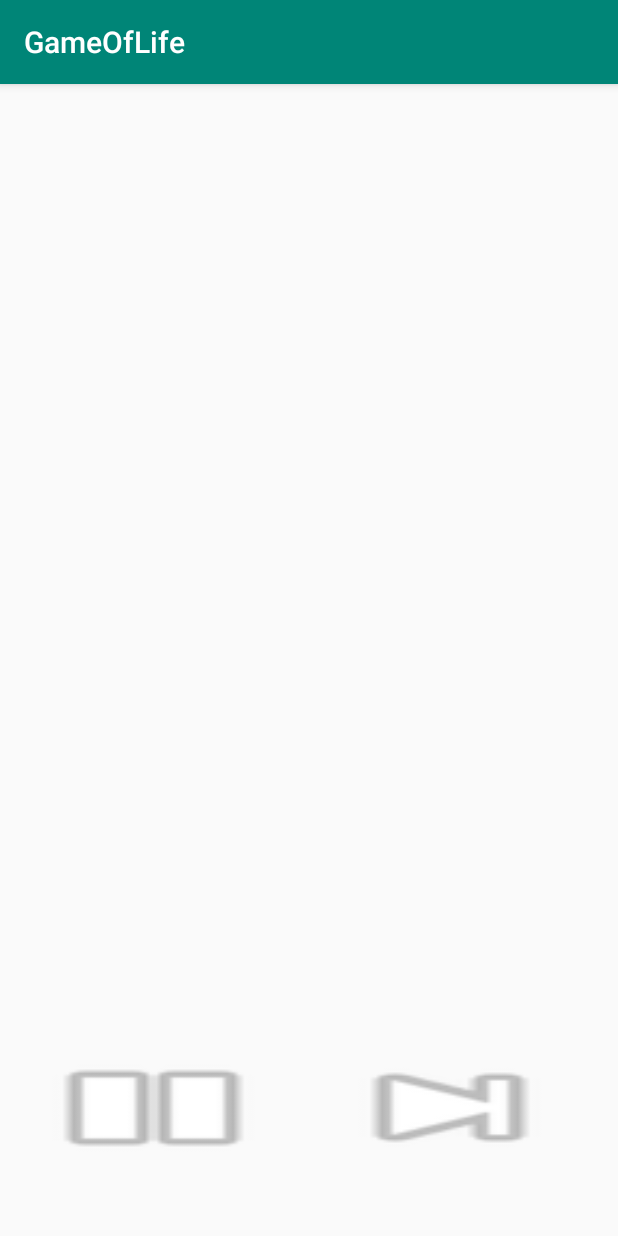
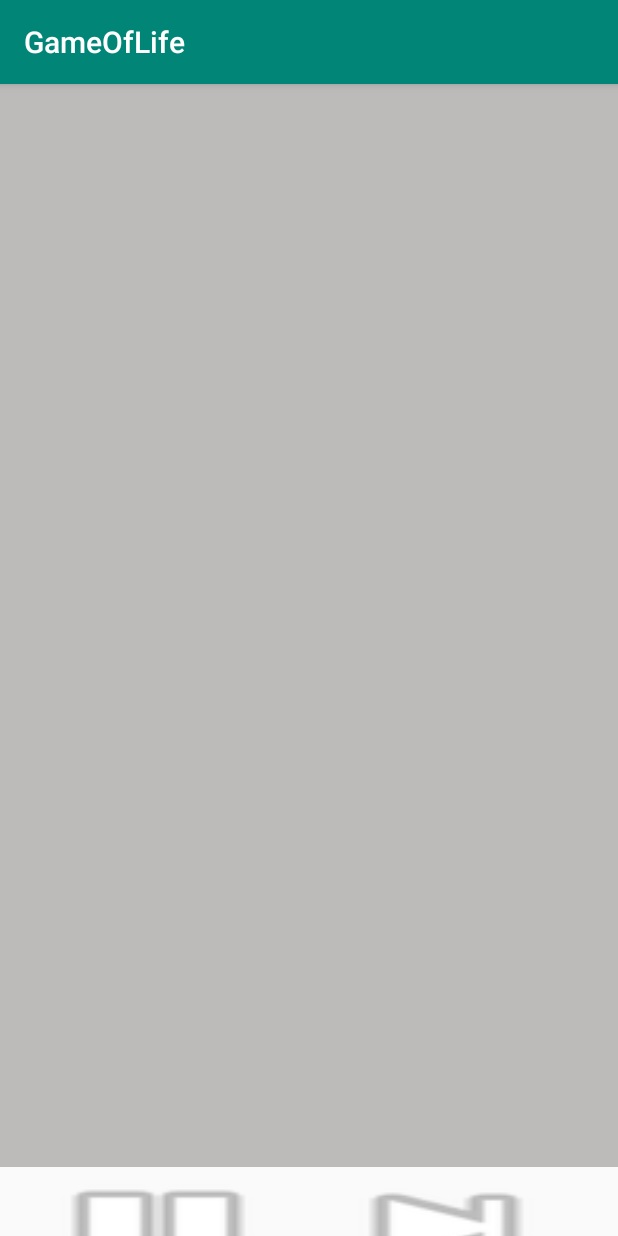
Before and after one commit to sejudav20/GameLivesGameOfLife, an Android app: the screen it shows after launch (MainActivity), on a phone screen of 412 x 824 dp. Run offline under Robolectric (Android 15) with nearby library versions, the phone set to English and light mode, and no system bars.

Commit message:
Basic game play does not work

```diff
--- a/GameOfLife/app/build.gradle
+++ b/GameOfLife/app/build.gradle
@@ -22,7 +22,7 @@ android {
 dependencies {
     implementation fileTree(dir: 'libs', include: ['*.jar'])
     implementation 'androidx.appcompat:appcompat:1.0.0-beta01'
-    implementation 'androidx.constraintlayout:constraintlayout:1.1.2'
+    implementation 'androidx.constraintlayout:constraintlayout:1.1.3'
     testImplementation 'junit:junit:4.12'
     androidTestImplementation 'androidx.test:runner:1.1.0-alpha4'
     androidTestImplementation 'androidx.test.espresso:espresso-core:3.1.0-alpha4'
--- a/GameOfLife/app/src/main/java/com/example/gameoflife/RecyclerViewAdapter.java
+++ b/GameOfLife/app/src/main/java/com/example/gameoflife/RecyclerViewAdapter.java
@@ -16,7 +16,7 @@ public class RecyclerViewAdapter extends RecyclerView.Adapter<RecyclerViewAdapte
 
     private boolean[][] data;
     private LinearLayout layout;
-    private ArrayList<Button> bl = new ArrayList<>();
+
 
     public RecyclerViewAdapter(boolean[][] data) {
         this.data = data;
@@ -27,25 +27,15 @@ public class RecyclerViewAdapter extends RecyclerView.Adapter<RecyclerViewAdapte
     @Override
     public ViewHolda onCreateViewHolder(@NonNull ViewGroup parent, int viewType) {
         layout = new LinearLayout(parent.getContext());
-        for (int i = 0; i < data[0].length; i++) {
-            Button bo = new Button(layout.getContext());
-            bo.setBackground(layout.getContext().getDrawable(R.color.gray));
-
-            bo.setLayoutParams(new LinearLayout.LayoutParams(layout.getWidth() / data[0].length, ViewGroup.LayoutParams.MATCH_PARENT));
-            bo.setPadding(0, 0, 0, 0);
-            bl.add(bo);
 
 
-        }
-
-
-        return new ViewHolda(layout, (Button[]) bl.toArray());
+        return new ViewHolda(layout);
     }
 
     @Override
-    public void onBindViewHolder(@NonNull ViewHolda holder,final int position) {
+    public void onBindViewHolder(@NonNull ViewHolda holder, final int position) {
         for (int i = 0; i < holder.linearLayout.getChildCount(); i++) {
-           final Button b = (Button) holder.linearLayout.getChildAt(i);
+            final Button b = (Button) holder.linearLayout.getChildAt(i);
             if (data[position][i]) {
                 b.setBackground(layout.getContext().getDrawable(R.color.orange));
             } else {
@@ -53,20 +43,22 @@ public class RecyclerViewAdapter extends RecyclerView.Adapter<RecyclerViewAdapte
 
 
             }
-            final int e=i;
+            final int e = i;
             b.setOnClickListener(new View.OnClickListener() {
                 @Override
                 public void onClick(View view) {
                     if (b.getBackground().equals(layout.getContext().getDrawable(R.color.orange))) {
 
                         b.setBackground(layout.getContext().getDrawable(R.color.gray));
-                        data[position][e]=false;
-
+                        data[position][e] = false;
+                        RecyclerViewAdapter.this.notifyItemChanged(position);
 
                     } else {
 
                         b.setBackground(layout.getContext().getDrawable(R.color.orange));
-                        data[position][e]=true;
+
+                        data[position][e] = true;
+                        RecyclerViewAdapter.this.notifyItemChanged(position);
                     }
                 }
             });
@@ -86,16 +78,25 @@ public class RecyclerViewAdapter extends RecyclerView.Adapter<RecyclerViewAdapte
 
         LinearLayout linearLayout;
 
-        public ViewHolda(@NonNull LinearLayout itemView, Button... b) {
+        public ViewHolda(@NonNull LinearLayout itemView) {
             super(itemView);
             linearLayout = itemView;
-            for (final Button bo : b) {
+            linearLayout.setLayoutParams(new RecyclerView.LayoutParams(ViewGroup.LayoutParams.MATCH_PARENT, ViewGroup.LayoutParams.WRAP_CONTENT));
+            linearLayout.setPadding(0, 0, 0, 0);
+            linearLayout.setOrientation(LinearLayout.HORIZONTAL);
+            for (int i = 0; i < data[0].length; i++) {
+                Button bo = new Button(layout.getContext());
+
                 linearLayout.addView(bo);
+                bo.setBackground(layout.getContext().getDrawable(R.color.gray));
+                int distance =layout.getWidth() / data[0].length;
+                LinearLayout.LayoutParams lp =  new LinearLayout.LayoutParams(new LinearLayout.LayoutParams(40, 40));
+                lp.setMargins(0,0,0,0);
+                bo.setLayoutParams(lp);
+                bo.setPadding(0, 0, 0, 0);
 
             }
-            linearLayout.setLayoutParams(new RecyclerView.LayoutParams(ViewGroup.LayoutParams.MATCH_PARENT, ViewGroup.LayoutParams.WRAP_CONTENT));
 
-            itemView.setOrientation(LinearLayout.HORIZONTAL);
 
 
         }
--- a/GameOfLife/app/src/main/res/layout/activity_main.xml
+++ b/GameOfLife/app/src/main/res/layout/activity_main.xml
@@ -1,44 +1,47 @@
 <?xml version="1.0" encoding="utf-8"?>
-
+<androidx.constraintlayout.widget.ConstraintLayout xmlns:android="http://schemas.android.com/apk/res/android"
+    xmlns:app="http://schemas.android.com/apk/res-auto"
+    xmlns:tools="http://schemas.android.com/tools"
+    android:layout_width="match_parent"
+    android:layout_height="match_parent">
 
     <androidx.constraintlayout.widget.ConstraintLayout
-        xmlns:android="http://schemas.android.com/apk/res/android"
-        xmlns:app="http://schemas.android.com/apk/res-auto"
-        xmlns:tools="http://schemas.android.com/tools"
-        android:id="@+id/gl"
-        android:layout_width="395dp"
-        android:layout_height="715dp"
-        android:layout_marginStart="8dp"
-        android:layout_marginLeft="8dp"
-        android:layout_marginTop="8dp"
-        android:layout_marginEnd="8dp"
-        android:layout_marginRight="8dp"
-        android:layout_marginBottom="8dp"
-        app:layout_constraintBottom_toBottomOf="parent"
-        app:layout_constraintEnd_toEndOf="parent"
-        app:layout_constraintStart_toStartOf="parent"
-        app:layout_constraintTop_toTopOf="parent">
+        android:layout_width="match_parent"
+        android:layout_height="match_parent">
 
-    <androidx.recyclerview.widget.RecyclerView
-        android:id="@+id/recyclerView"
+        <ScrollView
+            android:id="@+id/scroll"
             android:layout_width="0dp"
-        android:layout_height="0dp"
-        android:layout_marginBottom="61dp"
+            android:layout_height="wrap_content"
             app:layout_constraintBottom_toTopOf="@+id/Layout"
             app:layout_constraintEnd_toEndOf="parent"
             app:layout_constraintHorizontal_bias="1.0"
             app:layout_constraintStart_toStartOf="parent"
-        app:layout_constraintTop_toTopOf="parent" />
+            app:layout_constraintTop_toTopOf="parent">
+
+            <LinearLayout
+                android:layout_width="match_parent"
+                android:layout_height="wrap_content"
+                android:orientation="vertical">
+
+                <androidx.recyclerview.widget.RecyclerView
+                    android:id="@+id/recyclerView"
+                    android:layout_width="match_parent"
+                    android:layout_height="wrap_content"
+                    android:layout_gravity="clip_horizontal|center|center_vertical"
+                    android:scrollbars="horizontal" />
+            </LinearLayout>
+        </ScrollView>
 
         <LinearLayout
             android:id="@+id/Layout"
-        android:layout_width="0dp"
-        android:layout_height="wrap_content"
+            android:layout_width="384dp"
+            android:layout_height="92dp"
             android:orientation="horizontal"
             app:layout_constraintBottom_toBottomOf="parent"
             app:layout_constraintEnd_toEndOf="parent"
             app:layout_constraintStart_toStartOf="parent"
-        app:layout_constraintTop_toBottomOf="@+id/recyclerView">
+            app:layout_constraintTop_toBottomOf="@+id/scroll">
 
             <Button
                 android:id="@+id/pause"
@@ -54,4 +57,7 @@
                 android:layout_weight="1"
                 android:background="@android:drawable/ic_media_next" />
         </LinearLayout>
+
     </androidx.constraintlayout.widget.ConstraintLayout>
+
+</androidx.constraintlayout.widget.ConstraintLayout>
```
Also changed, not shown: GameOfLife/app/src/main/java/com/example/gameoflife/MainActivity.java (+51 -5 lines). Lines whose indentation alone changed are shown as unchanged.
